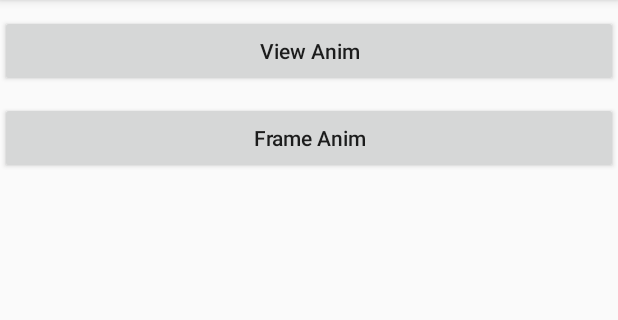
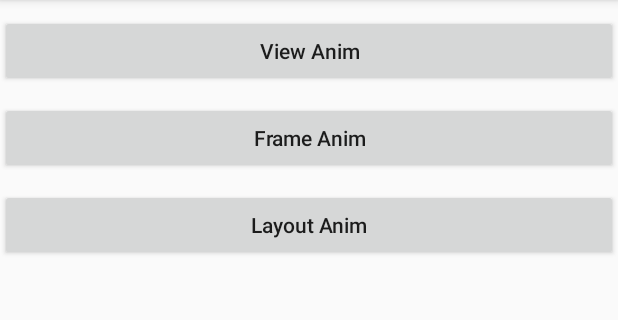
Before and after one commit to DysaniazzZ/ArtOfAndroid, an Android app: the screen it shows after launch (MainActivity), on a phone screen of 412 x 824 dp, the part 84-404 px from its top. Run offline under Robolectric (Android 15) with nearby library versions, the phone set to English and light mode, and no system bars.

Commit message:
chapter07: the usage of layout anim

```diff
--- a/chapter07/src/main/AndroidManifest.xml
+++ b/chapter07/src/main/AndroidManifest.xml
@@ -18,6 +18,7 @@
     </activity>
     <activity android:name=".ViewAnimActivity"/>
     <activity android:name=".FrameAnimActivity"/>
+    <activity android:name=".LayoutAnimActivity"/>
   </application>
 
 </manifest>
--- a/chapter07/src/main/java/com/dysania/artorandroid/chapter07/MainActivity.java
+++ b/chapter07/src/main/java/com/dysania/artorandroid/chapter07/MainActivity.java
@@ -25,5 +25,12 @@ public class MainActivity extends AppCompatActivity {
                 FrameAnimActivity.actionStart(MainActivity.this);
             }
         });
+
+        findViewById(R.id.btn_layout_anim).setOnClickListener(new OnClickListener() {
+            @Override
+            public void onClick(View v) {
+                LayoutAnimActivity.actionStart(MainActivity.this);
+            }
+        });
     }
 }
--- a/chapter07/src/main/res/layout/activity_main.xml
+++ b/chapter07/src/main/res/layout/activity_main.xml
@@ -22,4 +22,12 @@
     android:text="Frame Anim"
     android:textAllCaps="false"/>
 
+  <Button
+    android:id="@+id/btn_layout_anim"
+    android:layout_width="match_parent"
+    android:layout_height="wrap_content"
+    android:layout_marginTop="10dp"
+    android:text="Layout Anim"
+    android:textAllCaps="false"/>
+
 </LinearLayout>
```
Also changed, not shown: chapter07/src/main/java/com/dysania/artorandroid/chapter07/LayoutAnimActivity.java (added, +36 -0 lines), chapter07/src/main/res/anim/layout_anim_example.xml (added, +7 -0 lines), chapter07/src/main/res/anim/set_item_anim.xml (added, +15 -0 lines), chapter07/src/main/res/layout/activity_layout_anim.xml (added, +18 -0 lines).
